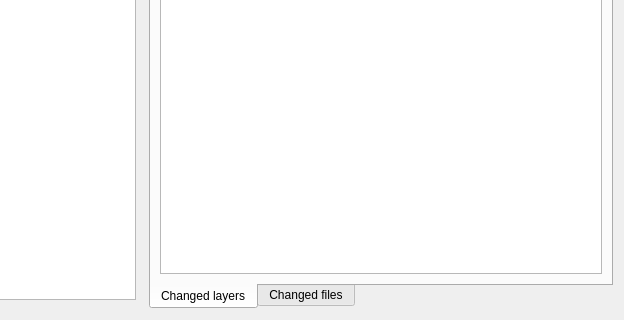
This is Mergin/ui/ui_versions_viewer.ui in MerginMaps/qgis-plugin as Qt 5 draws it before an edit; both pictures show x 756 to 1380 and y 514 to 834 of the 1380 by 834 pixel window. The edited form follows.
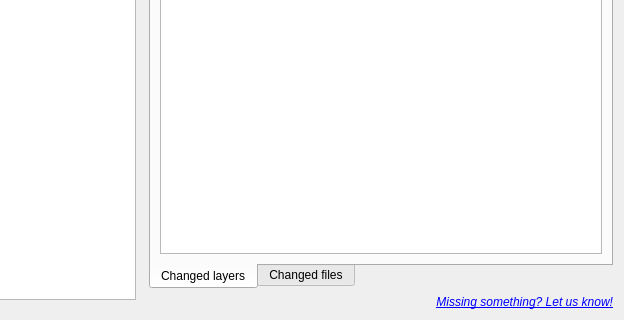
This is the edited form. Icons and pictures are not drawn. Custom widgets are drawn as their Qt base class.

Commit message: Add a missing something label

The edit to the form file:
```diff
--- a/Mergin/ui/ui_versions_viewer.ui
+++ b/Mergin/ui/ui_versions_viewer.ui
@@ -251,6 +251,9 @@
      </widget>
      <widget class="QWidget" name="layoutWidget">
       <layout class="QVBoxLayout" name="verticalLayout">
+       <property name="bottomMargin">
+        <number>0</number>
+       </property>
        <item>
         <layout class="QGridLayout" name="gridLayout">
          <item row="2" column="1">
@@ -358,6 +361,28 @@
          </widget>
         </widget>
        </item>
+       <item>
+        <widget class="QLabel" name="label">
+         <property name="lineWidth">
+          <number>1</number>
+         </property>
+         <property name="text">
+          <string>&lt;html&gt;&lt;head/&gt;&lt;body&gt;&lt;p&gt;&lt;a href=&quot;https://wishlist.merginmaps.com/&quot;&gt;&lt;span style=&quot; font-size:9pt; font-style:italic; text-decoration: underline; color:#0000ff;&quot;&gt;Missing something? Let us know!&lt;/span&gt;&lt;/a&gt;&lt;/p&gt;&lt;/body&gt;&lt;/html&gt;</string>
+         </property>
+         <property name="textFormat">
+          <enum>Qt::RichText</enum>
+         </property>
+         <property name="alignment">
+          <set>Qt::AlignRight|Qt::AlignTrailing|Qt::AlignVCenter</set>
+         </property>
+         <property name="openExternalLinks">
+          <bool>true</bool>
+         </property>
+         <property name="textInteractionFlags">
+          <set>Qt::TextBrowserInteraction</set>
+         </property>
+        </widget>
+       </item>
       </layout>
      </widget>
     </widget>
```
